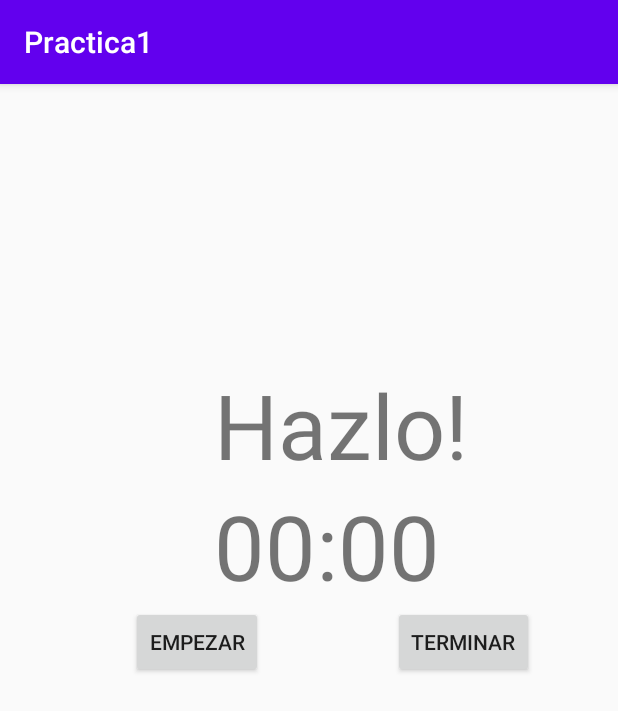
After one commit to RichardoBM12/Practica1, an Android app: the TomarTiempo screen opened directly, with no data from a screen before it, on a phone screen of 412 x 824 dp. The commit adds this screen. Shown: the top 711 px of the screen. Run offline under Robolectric (Android 15) with nearby library versions, the phone set to English and light mode, and no system bars.

Commit message:
Practica7

```diff
--- a/app/build.gradle
+++ b/app/build.gradle
@@ -25,13 +25,13 @@ android {
 
 dependencies {
     implementation fileTree(dir: 'libs', include: ['*.jar'])
-
     implementation 'androidx.appcompat:appcompat:1.0.2'
     implementation 'com.google.android.material:material:1.0.0'
     implementation 'androidx.annotation:annotation:1.1.0'
     implementation 'androidx.constraintlayout:constraintlayout:1.1.3'
     implementation 'androidx.lifecycle:lifecycle-extensions:2.0.0'
     implementation 'com.android.volley:volley:1.1.1'
+    implementation 'com.android.support:design:28.0.0'
     testImplementation 'junit:junit:4.12'
     androidTestImplementation 'androidx.test.ext:junit:1.1.1'
     androidTestImplementation 'androidx.test.espresso:espresso-core:3.2.0'
--- a/app/src/main/AndroidManifest.xml
+++ b/app/src/main/AndroidManifest.xml
@@ -3,6 +3,7 @@
     package="com.example.practica1">
 
     <uses-permission android:name="android.permission.INTERNET" />
+    <uses-permission android:name="android.permission.WAKE_LOCK" />
 
     <application
         android:allowBackup="true"
@@ -12,6 +13,7 @@
         android:supportsRtl="true"
         android:theme="@style/AppTheme">
         <activity android:name=".ui.login.DisplayMessageActivity"></activity>
+        <activity android:name=".ui.login.TomarTiempo"></activity>
         <activity
             android:name=".ui.login.LoginActivity"
             android:label="@string/app_name">
--- /dev/null
+++ b/app/src/main/java/com/example/practica1/ui/login/TomarTiempo.java
@@ -0,0 +1,90 @@
+package com.example.practica1.ui.login;
+import com.example.practica1.R;
+
+import android.media.MediaPlayer;
+import android.os.Bundle;
+import android.os.CountDownTimer;
+import android.os.PowerManager;
+import android.view.View;
+import android.widget.Button;
+import android.widget.TextView;
+import java.text.DecimalFormat;
+
+import androidx.appcompat.app.AppCompatActivity;
+
+public class TomarTiempo extends AppCompatActivity {
+    Boolean esta = false;
+    int ejercicio = 1;
+    CountDownTimer a;
+    CountDownTimer b;
+    MediaPlayer mediaPlayer;
+    DecimalFormat objFormato=new DecimalFormat("#.##");
+
+
+    @Override
+    protected void onCreate(Bundle savedInstanceState) {
+        super.onCreate(savedInstanceState);
+        setContentView(R.layout.activity_timer);
+        final TextView textView = (TextView) findViewById(R.id.text);
+        final TextView textView2 = (TextView) findViewById(R.id.text2);
+        final Button empezar = findViewById(R.id.button);
+        final Button terminar = findViewById(R.id.button2);
+        mediaPlayer = MediaPlayer.create(this, R.raw.alarm);
+        PowerManager powerManager = (PowerManager) getSystemService(POWER_SERVICE);
+        final PowerManager.WakeLock wakeLock = powerManager.newWakeLock(PowerManager.FULL_WAKE_LOCK,
+                "MyApp::MyWakelockTag");
+         a= new CountDownTimer(50000, 10) {
+            public void onTick(long millisUntilFinished) {
+                textView.setText("Ejercicio: " +ejercicio);
+                double r = (double)millisUntilFinished/1000;
+                int milisegundos = (int)(r % 1 *100);
+                int segundos = (int)(r-(r % 1));
+                textView2.setText(""+segundos+":"+milisegundos);
+            }
+            public void onFinish() {
+                mediaPlayer.start();
+                b =new CountDownTimer(15000, 10) {
+                    public void onTick(long millisUntilFinished) {
+                        textView.setText("Descanso:");
+                        double r = (double)millisUntilFinished/1000;
+                        int milisegundos = (int)(r % 1 *100);
+                        int segundos = (int)(r-(r % 1));
+                        textView2.setText(""+segundos+":"+milisegundos);
+                    }
+                    public void onFinish() {
+                        comenzar();
+                    }
+                }.start();
+            }
+        };
+        empezar.setOnClickListener(new View.OnClickListener() {
+            @Override
+            public void onClick(View v) {
+                if(!esta) {
+                    wakeLock.acquire();
+                    mediaPlayer.start();
+                    a.start();
+                    esta = true;
+                }
+                }
+        });
+        terminar.setOnClickListener(new View.OnClickListener() {
+            @Override
+            public void onClick(View v) {
+               ejercicio = 1;
+               textView.setText("Hazlo!");
+               textView2.setText("00:00");
+               a.cancel();
+               b.cancel();
+               esta=false;
+               wakeLock.release();
+            }
+        });
+
+    }
+    public void comenzar(){
+        ejercicio++;
+        mediaPlayer.start();
+        a.start();
+    }
+}
--- /dev/null
+++ b/app/src/main/res/layout/activity_timer.xml
@@ -0,0 +1,55 @@
+<?xml version="1.0" encoding="utf-8"?>
+<androidx.constraintlayout.widget.ConstraintLayout xmlns:android="http://schemas.android.com/apk/res/android"
+    xmlns:app="http://schemas.android.com/apk/res-auto"
+    xmlns:tools="http://schemas.android.com/tools"
+    android:layout_width="match_parent"
+    android:layout_height="match_parent"
+    tools:context=".ui.login.TomarTiempo">
+
+    <TextView
+        android:id="@+id/text"
+        android:layout_width="wrap_content"
+        android:layout_height="wrap_content"
+        android:text="Hazlo!"
+        android:textSize="60sp"
+        app:layout_constraintBottom_toBottomOf="parent"
+        app:layout_constraintEnd_toEndOf="parent"
+        app:layout_constraintHorizontal_bias="0.589"
+        app:layout_constraintStart_toStartOf="parent"
+        app:layout_constraintTop_toTopOf="parent"
+        app:layout_constraintVertical_bias="0.272"
+        tools:ignore="MissingConstraints" />
+
+    <TextView
+        android:id="@+id/text2"
+        android:layout_width="wrap_content"
+        android:layout_height="wrap_content"
+        android:text="00:00"
+        android:textSize="60sp"
+        app:layout_constraintBottom_toBottomOf="parent"
+        app:layout_constraintEnd_toEndOf="parent"
+        app:layout_constraintHorizontal_bias="0.547"
+        app:layout_constraintStart_toStartOf="parent"
+        app:layout_constraintTop_toBottomOf="@+id/text"
+        app:layout_constraintVertical_bias="0.0"
+        tools:ignore="MissingConstraints" />
+
+    <Button
+        android:id="@+id/button"
+        android:layout_width="wrap_content"
+        android:layout_height="wrap_content"
+        android:text="Empezar"
+        app:layout_constraintEnd_toStartOf="@+id/button2"
+        app:layout_constraintStart_toStartOf="parent"
+        app:layout_constraintTop_toBottomOf="@+id/text2" />
+
+    <Button
+        android:id="@+id/button2"
+        android:layout_width="wrap_content"
+        android:layout_height="wrap_content"
+        android:layout_marginEnd="56dp"
+        android:text="Terminar"
+        app:layout_constraintEnd_toEndOf="parent"
+        app:layout_constraintTop_toBottomOf="@+id/text2" />
+
+</androidx.constraintlayout.widget.ConstraintLayout>
--- /dev/null
+++ b/app/src/main/res/values/refs.xml
@@ -0,0 +1,2 @@
+<?xml version="1.0" encoding="utf-8"?>
+<resources></resources>
--- a/app/src/main/res/values/strings.xml
+++ b/app/src/main/res/values/strings.xml
@@ -8,6 +8,7 @@
     <string name="action_sign_in_short">Sign in</string>
     <string name="welcome">"Welcome !"</string>
     <string name="invalid_username">Not a valid username</string>
-    <string name="invalid_password">Password must be >5 characters</string>
+    <string name="invalid_password">Password must be >2 characters</string>
     <string name="login_failed">"Login failed"</string>
+    <string name="submit">"Ir al timer"</string>
 </resources>
```
Also changed, not shown: app/src/main/java/com/example/practica1/ui/login/DisplayMessageActivity.java (+13 -0 lines), app/src/main/res/layout/activity_display_message.xml (+11 -0 lines), app/src/main/res/drawable/reloj.png (added), 1 other file.
